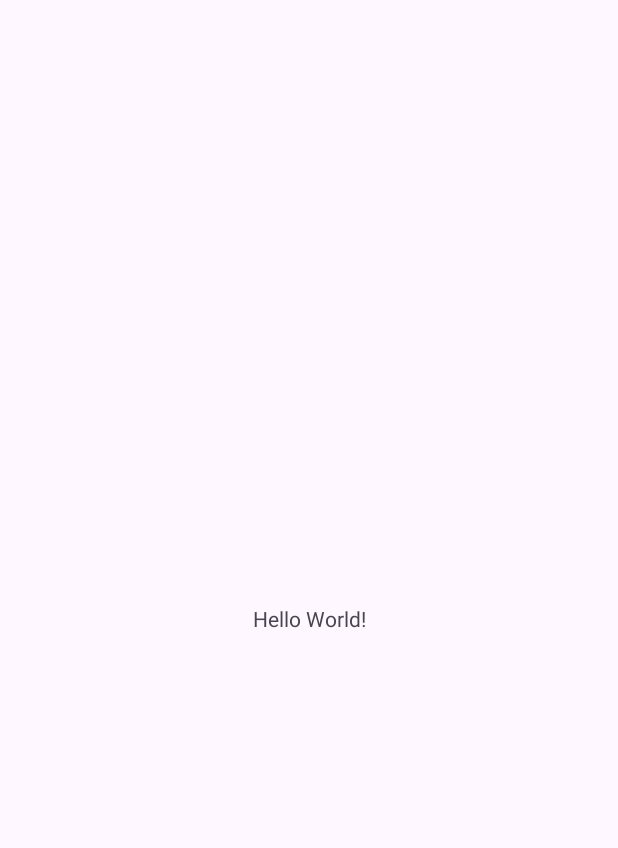
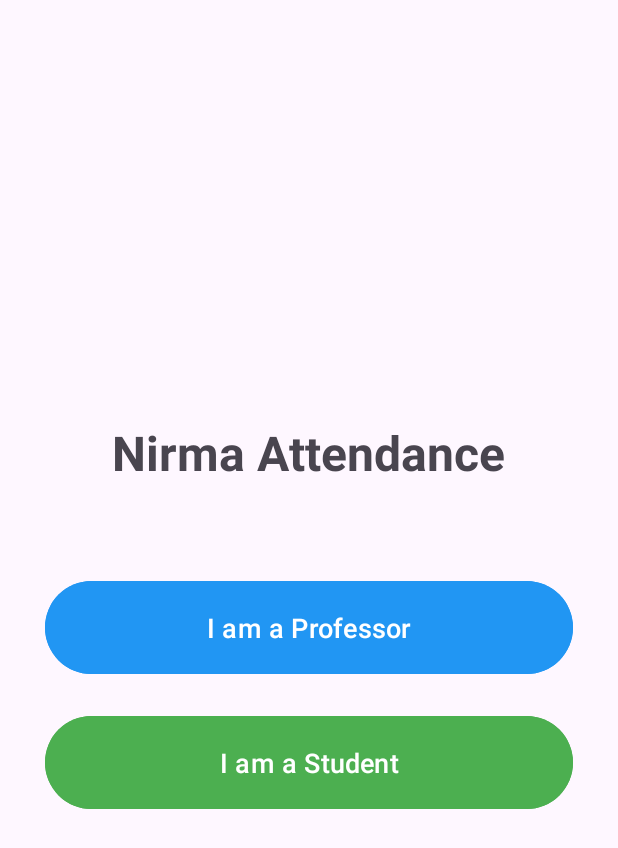
Before and after one commit to llumangll/ProximityAttendance, an Android app: the screen it shows after launch (MainActivity), on a phone screen of 412 x 824 dp. Before the commit the part shown is almost empty. Shown: the top 848 px of the screen. Run offline under Robolectric (Android 15) with nearby library versions, the phone set to English and light mode, and no system bars.

Commit message:
Setup: Main Menu with Professor and Student buttons

```diff
--- a/app/src/main/java/com/nirma/attendance/MainActivity.java
+++ b/app/src/main/java/com/nirma/attendance/MainActivity.java
@@ -1,24 +1,28 @@
 package com.nirma.attendance;
 
+import android.content.Intent;
 import android.os.Bundle;
-
-import androidx.activity.EdgeToEdge;
+import android.view.View;
+import android.widget.Button;
+import android.widget.Toast;
 import androidx.appcompat.app.AppCompatActivity;
-import androidx.core.graphics.Insets;
-import androidx.core.view.ViewCompat;
-import androidx.core.view.WindowInsetsCompat;
 
 public class MainActivity extends AppCompatActivity {
 
     @Override
     protected void onCreate(Bundle savedInstanceState) {
         super.onCreate(savedInstanceState);
-        EdgeToEdge.enable(this);
         setContentView(R.layout.activity_main);
-        ViewCompat.setOnApplyWindowInsetsListener(findViewById(R.id.main), (v, insets) -> {
-            Insets systemBars = insets.getInsets(WindowInsetsCompat.Type.systemBars());
-            v.setPadding(systemBars.left, systemBars.top, systemBars.right, systemBars.bottom);
-            return insets;
+
+        Button btnProf = findViewById(R.id.btnProf);
+        Button btnStudent = findViewById(R.id.btnStudent);
+
+        btnProf.setOnClickListener(v -> {
+            Toast.makeText(MainActivity.this, "Professor Mode Selected", Toast.LENGTH_SHORT).show();
+        });
+
+        btnStudent.setOnClickListener(v -> {
+            Toast.makeText(MainActivity.this, "Student Mode Selected", Toast.LENGTH_SHORT).show();
         });
     }
 }
--- a/app/src/main/res/layout/activity_main.xml
+++ b/app/src/main/res/layout/activity_main.xml
@@ -1,19 +1,34 @@
 <?xml version="1.0" encoding="utf-8"?>
-<androidx.constraintlayout.widget.ConstraintLayout
-    xmlns:android="http://schemas.android.com/apk/res/android"
-    xmlns:tools="http://schemas.android.com/tools"
-    xmlns:app="http://schemas.android.com/apk/res-auto"
-    android:id="@+id/main"
+<LinearLayout xmlns:android="http://schemas.android.com/apk/res/android"
     android:layout_width="match_parent"
     android:layout_height="match_parent"
-    tools:context=".MainActivity">
+    android:orientation="vertical"
+    android:gravity="center"
+    android:padding="30dp">
+
     <TextView
-      android:layout_width="wrap_content"
-      android:layout_height="wrap_content"
-      android:text="Hello World!"
-      app:layout_constraintBottom_toBottomOf="parent"
-      app:layout_constraintStart_toStartOf="parent"
-      app:layout_constraintEnd_toEndOf="parent"
-      app:layout_constraintTop_toTopOf="parent" />
+        android:layout_width="wrap_content"
+        android:layout_height="wrap_content"
+        android:text="Nirma Attendance"
+        android:textSize="32sp"
+        android:textStyle="bold"
+        android:layout_marginBottom="60dp"/>
 
-  </androidx.constraintlayout.widget.ConstraintLayout>
+    <Button
+        android:id="@+id/btnProf"
+        android:layout_width="match_parent"
+        android:layout_height="70dp"
+        android:text="I am a Professor"
+        android:textSize="18sp"
+        android:backgroundTint="#2196F3"
+        android:layout_marginBottom="20dp"/>
+
+    <Button
+        android:id="@+id/btnStudent"
+        android:layout_width="match_parent"
+        android:layout_height="70dp"
+        android:text="I am a Student"
+        android:textSize="18sp"
+        android:backgroundTint="#4CAF50"/>
+
+</LinearLayout>
```
